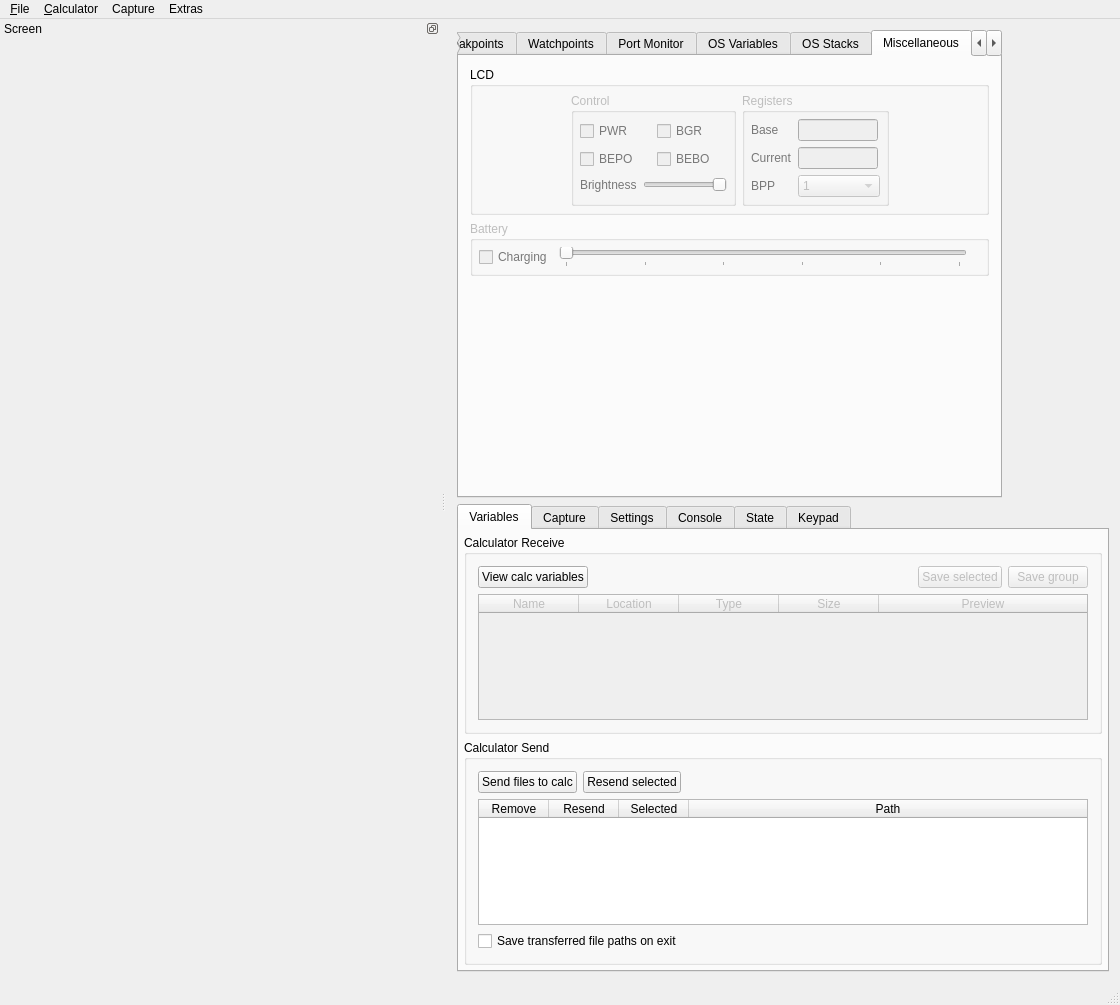
Qt form gui/qt/mainwindow.ui (CE-Programming/CEmu) before a commit.
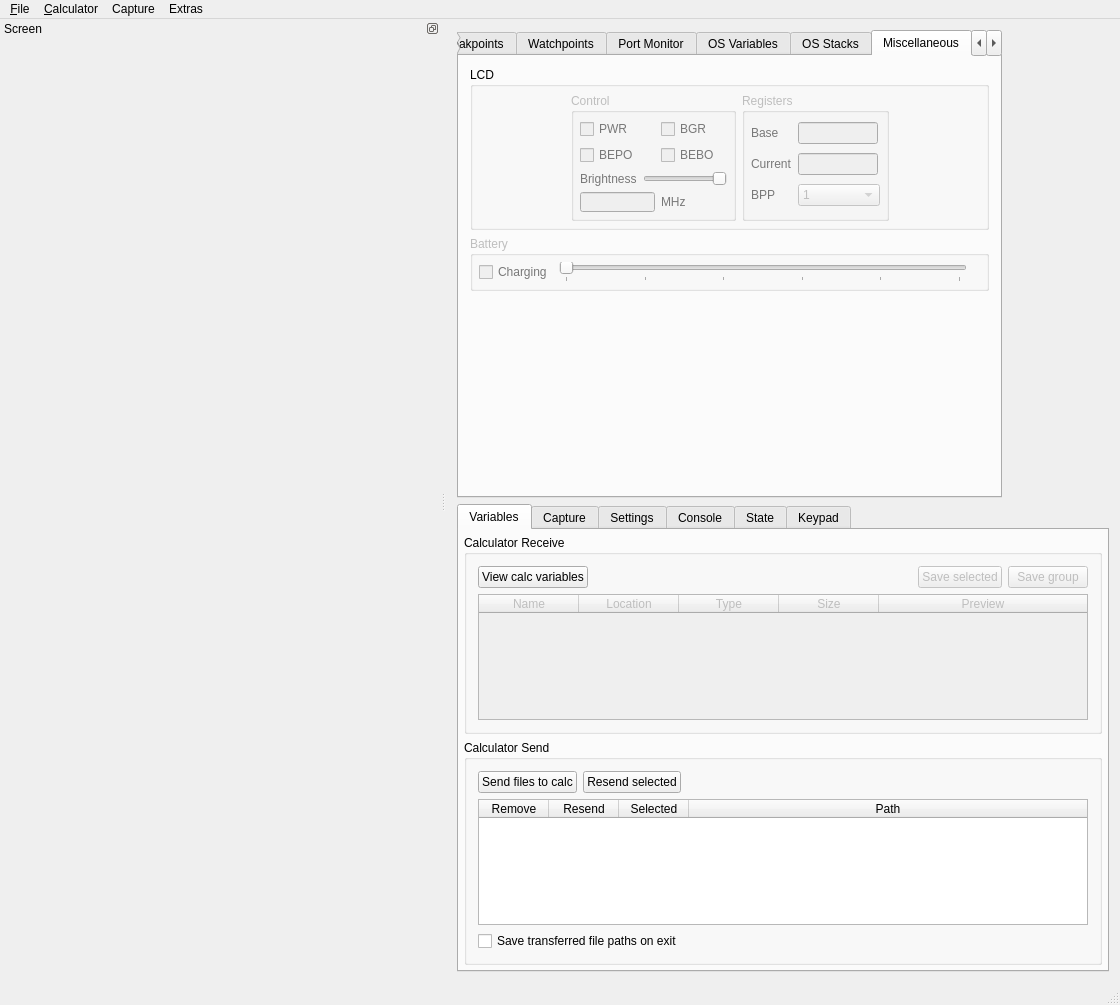
The same form after that commit. The open tabs and pages were chosen to show the change. Icons and pictures are not drawn. Custom widgets are drawn as their Qt base class.

Commit message: Add LCD clock frequency field to misc debug panel

What changed in the file:
```diff
--- a/gui/qt/mainwindow.ui
+++ b/gui/qt/mainwindow.ui
@@ -5543,6 +5543,72 @@
               <property name="bottomMargin">
                <number>6</number>
               </property>
+              <item row="4" column="0">
+               <widget class="QLineEdit" name="lcdFreqView">
+                <property name="sizePolicy">
+                 <sizepolicy hsizetype="Minimum" vsizetype="Fixed">
+                  <horstretch>0</horstretch>
+                  <verstretch>0</verstretch>
+                 </sizepolicy>
+                </property>
+                <property name="minimumSize">
+                 <size>
+                  <width>0</width>
+                  <height>20</height>
+                 </size>
+                </property>
+                <property name="maximumSize">
+                 <size>
+                  <width>75</width>
+                  <height>20</height>
+                 </size>
+                </property>
+               </widget>
+              </item>
+              <item row="4" column="1">
+               <widget class="QLabel" name="label_36">
+                <property name="text">
+                 <string>MHz</string>
+                </property>
+                <property name="palette">
+                 <palette>
+                  <active>
+                   <colorrole role="WindowText">
+                    <brush brushstyle="SolidPattern">
+                     <color alpha="255">
+                      <red>0</red>
+                      <green>170</green>
+                      <blue>0</blue>
+                     </color>
+                    </brush>
+                   </colorrole>
+                  </active>
+                  <inactive>
+                   <colorrole role="WindowText">
+                    <brush brushstyle="SolidPattern">
+                     <color alpha="255">
+                      <red>0</red>
+                      <green>170</green>
+                      <blue>0</blue>
+                     </color>
+                    </brush>
+                   </colorrole>
+                  </inactive>
+                  <disabled>
+                   <colorrole role="WindowText">
+                    <brush brushstyle="SolidPattern">
+                     <color alpha="255">
+                      <red>120</red>
+                      <green>120</green>
+                      <blue>120</blue>
+                     </color>
+                    </brush>
+                   </colorrole>
+                  </disabled>
+                 </palette>
+                </property>
+               </widget>
+              </item>
               <item row="3" column="0" colspan="2">
                <layout class="QHBoxLayout" name="horizontalLayout_18">
                 <item>
```
The commit also changes 6 other files.
